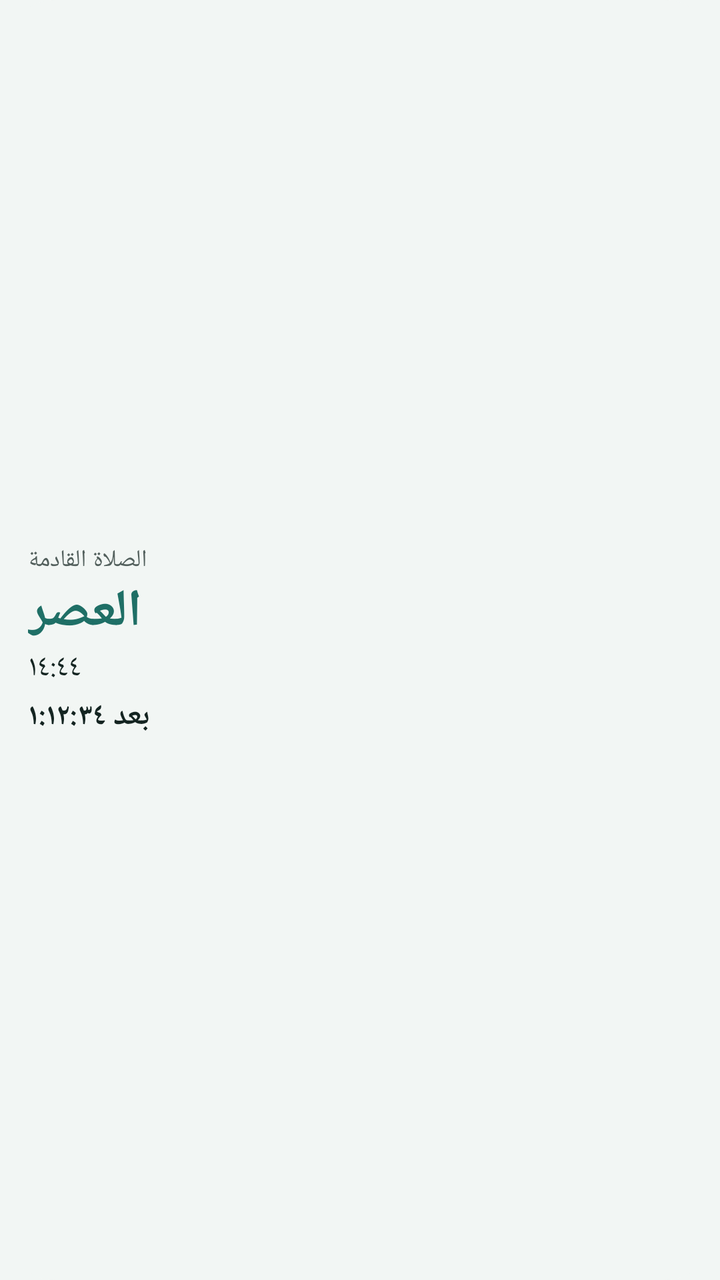
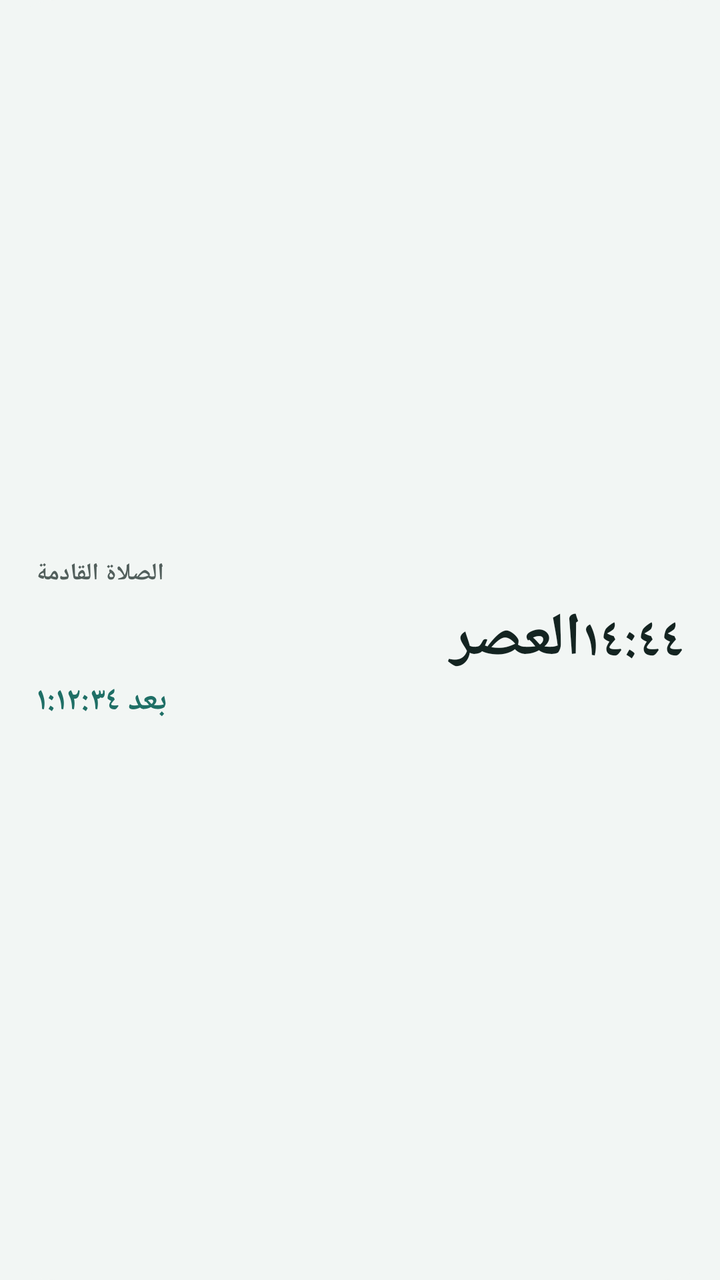

The first picture is an Android layout as it rendered before a commit; the second is the same layout after the commit. The layout source and the unified diff follow.
<!-- AndroidManifest.xml: application theme Theme.Mawaqeet -->
<!-- res/layout/widget_preview_next_prayer.xml -->
<?xml version="1.0" encoding="utf-8"?>
<LinearLayout xmlns:android="http://schemas.android.com/apk/res/android"
    android:layout_width="match_parent"
    android:layout_height="match_parent"
    android:background="@drawable/widget_background"
    android:backgroundTint="@color/widget_background"
    android:gravity="center_vertical|start"
    android:orientation="vertical"
    android:paddingHorizontal="14dp"
    android:paddingVertical="12dp">

    <TextView
        android:layout_width="wrap_content"
        android:layout_height="wrap_content"
        android:maxLines="1"
        android:text="@string/widget_next_prayer"
        android:textColor="@color/widget_text_muted"
        android:textSize="12sp" />
    <TextView
        android:layout_width="wrap_content"
        android:layout_height="wrap_content"
        android:maxLines="1"
        android:text="@string/prayer_asr"
        android:textColor="@color/widget_accent"
        android:textSize="26sp"
        android:textStyle="bold" />
    <TextView
        android:layout_width="wrap_content"
        android:layout_height="wrap_content"
        android:maxLines="1"
        android:text="@string/widget_preview_asr_time"
        android:textColor="@color/widget_text"
        android:textSize="15sp" />
    <TextView
        android:layout_width="wrap_content"
        android:layout_height="wrap_content"
        android:maxLines="1"
        android:text="@string/widget_preview_countdown"
        android:textColor="@color/widget_text"
        android:textSize="15sp"
        android:textStyle="bold"
        android:layout_marginTop="4dp" />
</LinearLayout>
<!-- resources referenced by this layout -->
<resources>
  <color name="widget_accent">#1F6F66</color>
  <color name="widget_background">#F2F6F4</color>
  <color name="widget_text">#142421</color>
  <color name="widget_text_muted">#525F5C</color>
  <!-- drawable widget_background (drawable) -->
  <?xml version="1.0" encoding="utf-8"?>
  <shape xmlns:android="http://schemas.android.com/apk/res/android" android:shape="rectangle">
      <solid android:color="@android:color/white" />
      <corners android:radius="@dimen/widget_radius" />
  </shape>
  <string name="prayer_asr">العصر</string>
  <string name="widget_next_prayer">الصلاة القادمة</string>
  <string name="widget_preview_asr_time">١٤:٤٤</string>
  <string name="widget_preview_countdown">بعد ١:١٢:٣٤</string>
  <style name="Theme.Mawaqeet" parent="Theme.AppCompat.DayNight.NoActionBar">
          
          <item name="android:windowBackground">@color/window_background</item>
      </style>
  <dimen name="widget_radius">16dp</dimen>
  <color name="window_background">#F2F6F4</color>
</resources>

<!-- the commit's change to res/layout/widget_preview_next_prayer.xml (unified diff, before → after) -->
@@ -6,8 +6,8 @@
     android:backgroundTint="@color/widget_background"
     android:gravity="center_vertical|start"
     android:orientation="vertical"
-    android:paddingHorizontal="14dp"
-    android:paddingVertical="12dp">
+    android:paddingHorizontal="18dp"
+    android:paddingVertical="14dp">
 
     <TextView
         android:layout_width="wrap_content"
@@ -15,29 +15,43 @@
         android:maxLines="1"
         android:text="@string/widget_next_prayer"
         android:textColor="@color/widget_text_muted"
-        android:textSize="12sp" />
-    <TextView
-        android:layout_width="wrap_content"
+        android:textSize="12sp"
+        android:textStyle="bold" />
+
+    <LinearLayout
+        android:layout_width="match_parent"
         android:layout_height="wrap_content"
-        android:maxLines="1"
-        android:text="@string/prayer_asr"
-        android:textColor="@color/widget_accent"
-        android:textSize="26sp"
-        android:textStyle="bold" />
-    <TextView
-        android:layout_width="wrap_content"
-        android:layout_height="wrap_content"
-        android:maxLines="1"
-        android:text="@string/widget_preview_asr_time"
-        android:textColor="@color/widget_text"
-        android:textSize="15sp" />
+        android:layout_marginTop="4dp"
+        android:gravity="bottom"
+        android:orientation="horizontal">
+
+        <TextView
+            android:layout_width="0dp"
+            android:layout_height="wrap_content"
+            android:layout_weight="1"
+            android:ellipsize="end"
+            android:maxLines="1"
+            android:text="@string/prayer_asr"
+            android:textColor="@color/widget_text"
+            android:textSize="30sp"
+            android:textStyle="bold" />
+
+        <TextView
+            android:layout_width="wrap_content"
+            android:layout_height="wrap_content"
+            android:maxLines="1"
+            android:text="@string/widget_preview_asr_time"
+            android:textColor="@color/widget_text"
+            android:textSize="26sp"
+            android:textStyle="bold" />
+    </LinearLayout>
+
     <TextView
         android:layout_width="wrap_content"
         android:layout_height="wrap_content"
         android:maxLines="1"
         android:text="@string/widget_preview_countdown"
-        android:textColor="@color/widget_text"
-        android:textSize="15sp"
-        android:textStyle="bold"
-        android:layout_marginTop="4dp" />
+        android:textColor="@color/widget_accent"
+        android:textSize="16sp"
+        android:textStyle="bold" />
 </LinearLayout>
<!-- resource entries referenced after the edit -->
@@ -18,7 +18,7 @@
           
           <item name="android:windowBackground">@color/window_background</item>
       </style>
-  <dimen name="widget_radius">16dp</dimen>
+  <dimen name="widget_radius">24dp</dimen>
   <color name="window_background">#F2F6F4</color>
 </resources>
 
